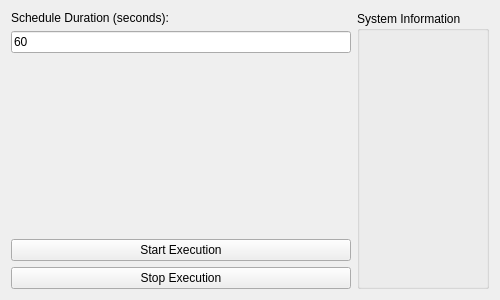
The window that info_window.ui (misunyu/multimodel-scheduling) describes before a commit, drawn with Qt 5.
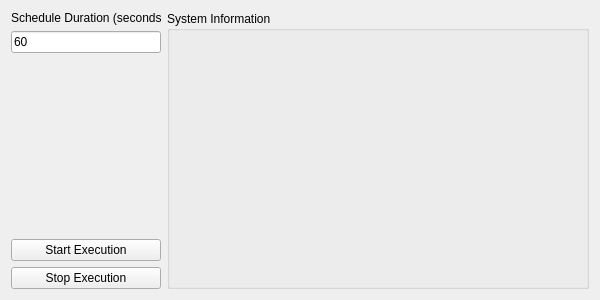
The same window after the commit.

Commit message:
Update UI resizing logic and streamline frame queue handling
- Enabled dynamic window resizing by defining `minimumSize` and removing `maximumSize` in `info_window.ui`.
- Improved frame queue handling by replacing `queue.full()` checks with non-blocking `put_nowait()` to enhance reliability across platforms.
- Updated throughput metrics and best deployment in `result_throughput.json` with new performance data.
- Adjusted button and label sizes in `InfoWindow` for consistent display.

Diff of the .ui file:
```diff
--- a/info_window.ui
+++ b/info_window.ui
@@ -6,10 +6,17 @@
    <rect>
     <x>100</x>
     <y>100</y>
-    <width>500</width>
+    <width>600</width>
     <height>300</height>
    </rect>
   </property>
+  <property name="minimumSize">
+   <size>
+    <width>450</width>
+    <height>300</height>
+   </size>
+  </property>
+  <!-- maximumSize removed to allow user resizing of the window -->
   <property name="windowTitle">
    <string>System and Model Information</string>
   </property>
@@ -21,10 +28,28 @@
        <property name="text">
         <string>Schedule Duration (seconds):</string>
        </property>
+       <property name="maximumSize">
+        <size>
+         <width>150</width>
+         <height>16777215</height>
+        </size>
+       </property>
       </widget>
      </item>
      <item>
       <widget class="QLineEdit" name="duration_edit">
+       <property name="sizePolicy">
+        <sizepolicy hsizetype="Fixed" vsizetype="Fixed">
+         <horstretch>0</horstretch>
+         <verstretch>0</verstretch>
+        </sizepolicy>
+       </property>
+       <property name="maximumSize">
+        <size>
+         <width>150</width>
+         <height>16777215</height>
+        </size>
+       </property>
        <property name="text">
         <string>60</string>
        </property>
@@ -45,6 +70,18 @@
      </item>
      <item>
       <widget class="QPushButton" name="start_button">
+       <property name="sizePolicy">
+        <sizepolicy hsizetype="Fixed" vsizetype="Fixed">
+         <horstretch>0</horstretch>
+         <verstretch>0</verstretch>
+        </sizepolicy>
+       </property>
+       <property name="maximumSize">
+        <size>
+         <width>150</width>
+         <height>16777215</height>
+        </size>
+       </property>
        <property name="text">
         <string>Start Execution</string>
        </property>
@@ -52,6 +89,18 @@
      </item>
      <item>
       <widget class="QPushButton" name="stop_button">
+       <property name="sizePolicy">
+        <sizepolicy hsizetype="Fixed" vsizetype="Fixed">
+         <horstretch>0</horstretch>
+         <verstretch>0</verstretch>
+        </sizepolicy>
+       </property>
+       <property name="maximumSize">
+        <size>
+         <width>150</width>
+         <height>16777215</height>
+        </size>
+       </property>
        <property name="text">
         <string>Stop Execution</string>
        </property>
@@ -64,12 +113,27 @@
      <property name="title">
       <string>System Information</string>
      </property>
+     <property name="sizePolicy">
+      <sizepolicy hsizetype="Expanding" vsizetype="Preferred">
+       <horstretch>0</horstretch>
+       <verstretch>0</verstretch>
+      </sizepolicy>
+     </property>
+     <property name="minimumSize">
+      <size>
+       <width>175</width>
+       <height>0</height>
+      </size>
+     </property>
      <layout class="QVBoxLayout" name="infoLayout">
       <item>
        <widget class="QLabel" name="schedule_name_label">
         <property name="text">
          <string/>
         </property>
+        <property name="wordWrap">
+         <bool>true</bool>
+        </property>
        </widget>
       </item>
       <item>
@@ -77,6 +141,9 @@
         <property name="text">
          <string/>
         </property>
+        <property name="wordWrap">
+         <bool>true</bool>
+        </property>
        </widget>
       </item>
       <item>
@@ -84,6 +151,9 @@
         <property name="text">
          <string/>
         </property>
+        <property name="wordWrap">
+         <bool>true</bool>
+        </property>
        </widget>
       </item>
       <item>
@@ -91,6 +161,9 @@
         <property name="text">
          <string/>
         </property>
+        <property name="wordWrap">
+         <bool>true</bool>
+        </property>
        </widget>
       </item>
      </layout>
```
The commit also changes 3 other files.
